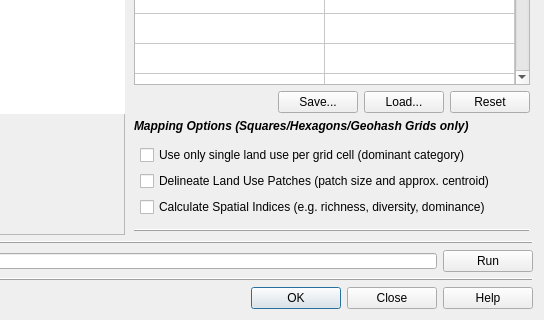
Old version of the form gui/mods_master_guis/mod_landuse_import.ui in the repository petermbach/urbanbeats-pss; both pictures show x 86 to 630 and y 293 to 613 of the 630 by 613 pixel window.
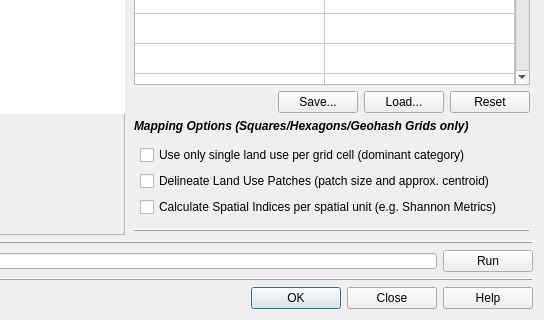
New version of the form. Icons and pictures are not drawn.

The edit to the form file:
```diff
--- a/gui/mods_master_guis/mod_landuse_import.ui
+++ b/gui/mods_master_guis/mod_landuse_import.ui
@@ -648,7 +648,7 @@
             <string>An automatic algorithm that determines a suitable block size based on the map for computational efficiency.</string>
            </property>
            <property name="text">
-            <string>Calculate Spatial Indices (e.g. richness, diversity, dominance)</string>
+            <string>Calculate Spatial Indices per spatial unit (e.g. Shannon Metrics)</string>
            </property>
           </widget>
          </item>
```
